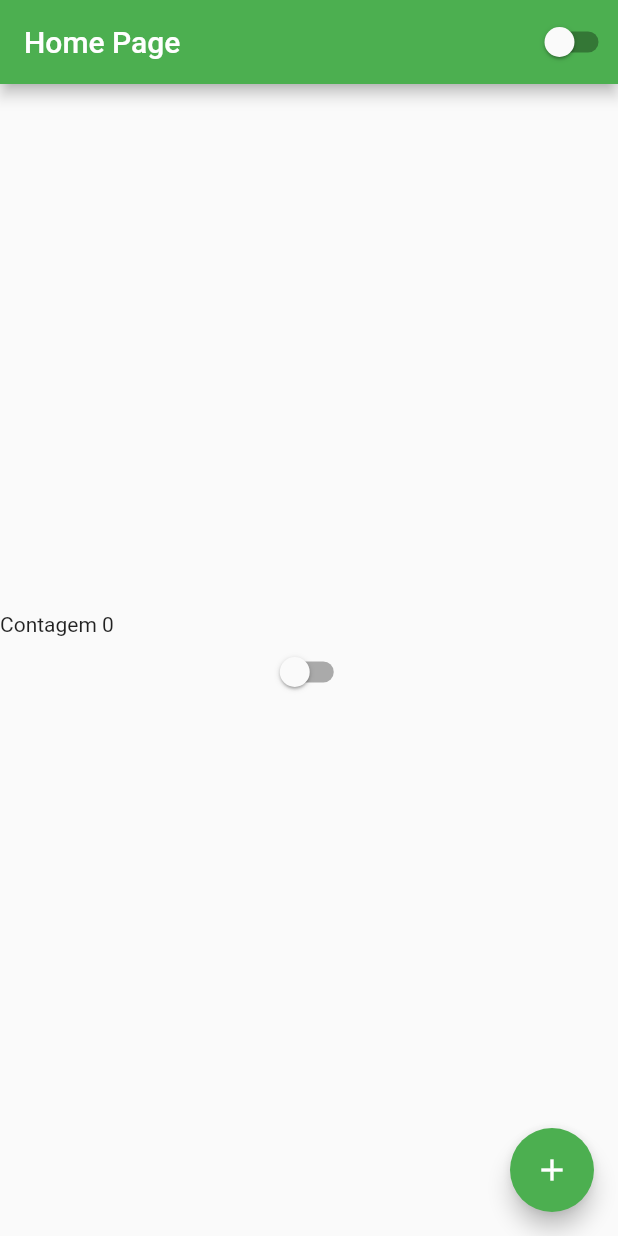
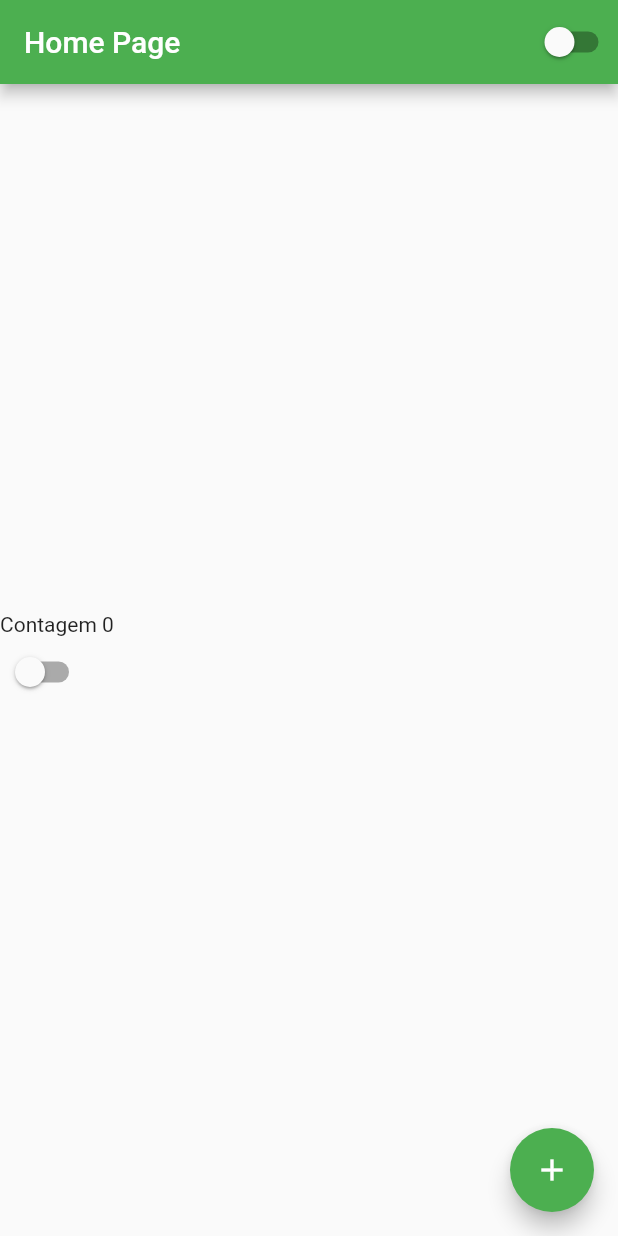
Before and after one commit to AndreLucyo2/estudo_flutter_ui_01, a Flutter app: the screen it shows after launch, on a phone screen of 412 x 824 dp. Run offline on Flutter 3.47's test engine with Material 2 defaults, Android fonts, the phone set to English and light mode, and no system bars.

Commit message:
Video #14 crossAxisAlignment: CrossAxisAlignment.start

```diff
--- a/lib/home_page.dart
+++ b/lib/home_page.dart
@@ -37,7 +37,7 @@ class HomePageState extends State<HomePage> {
           //Alinhamento do eixo principal
           mainAxisAlignment: MainAxisAlignment.center,
           //Alinhamento dos filhos, cada um dos filhos
-          crossAxisAlignment: CrossAxisAlignment.stretch,
+          crossAxisAlignment: CrossAxisAlignment.start,
           children: [
             Text('Contagem $contador'),
             CustomSwtch(),
```
